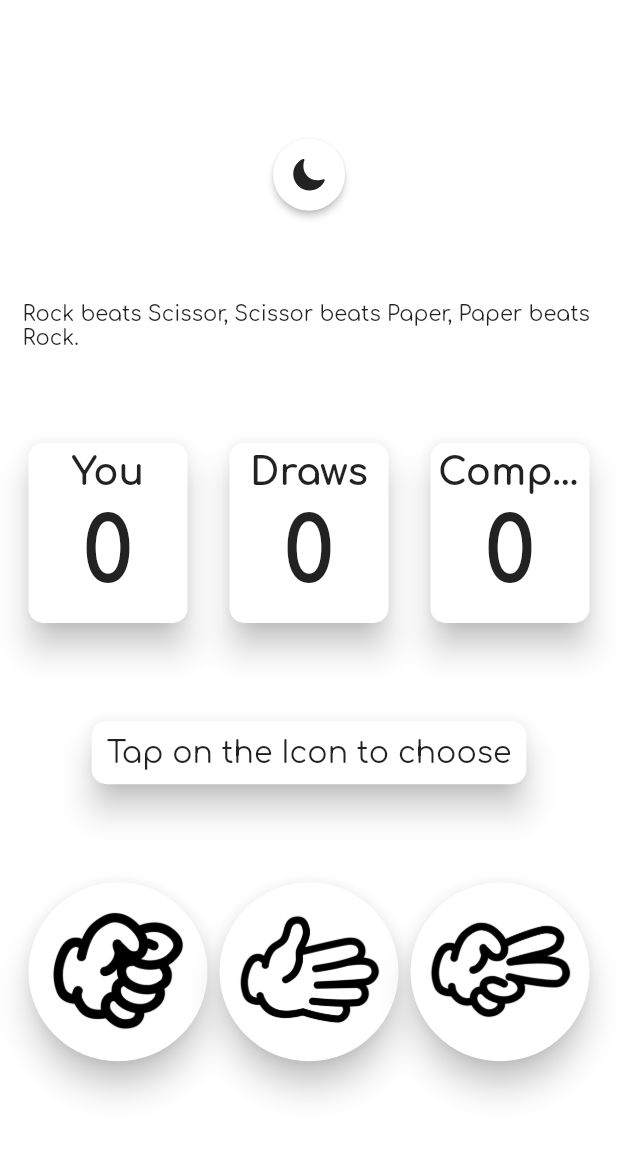
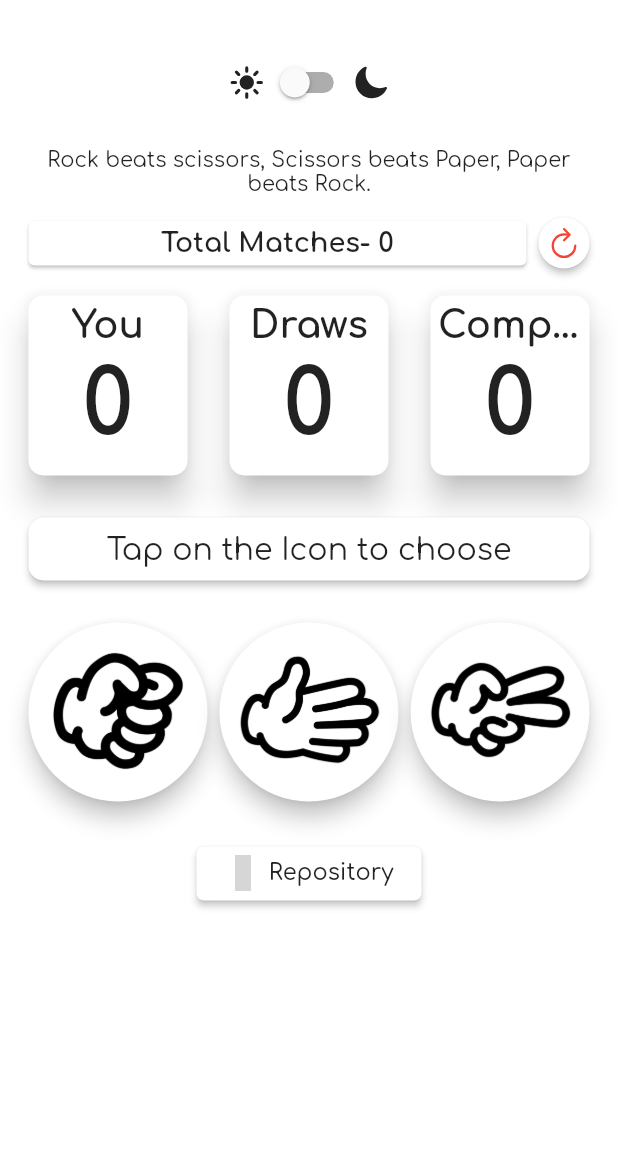
Before and after one commit to av153k/flutter_web_test, a Flutter app: the screen it shows after launch, on a phone screen of 412 x 824 dp, the part 60-1221 px from its top. Run offline on Flutter 3.47's test engine with Material 2 defaults, Android fonts, the light colour scheme and no system bars; drawn by our look-alikes of auto_size_text; our stand-ins replace flutter_icons; missing offline and left inert: dart:js; grey boxes are pictures that could not be loaded.

Commit message:
Added some extra features

```diff
--- a/lib/pages/home_page.dart
+++ b/lib/pages/home_page.dart
@@ -1,5 +1,8 @@
 import 'dart:math';
+import 'dart:js' as js;
 
+import 'package:auto_size_text/auto_size_text.dart';
+import 'package:flutter/cupertino.dart';
 import 'package:flutter/material.dart';
 import 'package:flutter/rendering.dart';
 import 'package:flutter_icons/flutter_icons.dart';
@@ -27,13 +30,27 @@ class MyHomePage extends StatefulWidget {
 class _MyHomePageState extends State<MyHomePage> {
   final GlobalKey<ScaffoldState> _scaffoldKey = new GlobalKey<ScaffoldState>();
 
-  var computerChoices = ["rock", "paper", "scissor"];
+  var computerChoices = ["rock", "paper", "scissors"];
   final _random = Random();
+
+  var players = {
+    "0": " Computer Wins !",
+    "1": "You Win !",
+    "2": "It's a draw."
+  };
+
+  var colors = {
+    -1: Colors.transparent,
+    0: Colors.red,
+    1: Colors.green,
+    2: Colors.blue
+  };
 
   int userScore = 0;
   int computerScore = 0;
   int draws = 0;
   String computerMove = "";
+  int res = -1;
 
   @override
   Widget build(BuildContext context) {
@@ -48,57 +65,147 @@ class _MyHomePageState extends State<MyHomePage> {
       ),
       body: Container(
         padding: EdgeInsets.all(15),
-        child: Center(
-          child: Column(
-            mainAxisAlignment: MainAxisAlignment.spaceEvenly,
+        child: ListView(
+          shrinkWrap: true,
           children: <Widget>[
-              Card(
-                elevation: 2,
-                shape: CircleBorder(),
-                child: IconButton(
-                  icon: ThemeSwitcher.of(context).isDarkModeOn
-                      ? Icon(Ionicons.ios_sunny)
-                      : Icon(Ionicons.ios_moon),
-                  onPressed: () => ThemeSwitcher.of(context).switchDarkMode(),
-                  tooltip: ThemeSwitcher.of(context).isDarkModeOn
-                      ? "Light Mode"
-                      : "Dark Mode",
+            Row(
+              mainAxisAlignment: MainAxisAlignment.center,
+              children: [
+                Icon(Ionicons.ios_sunny),
+                Switch(
+                  activeColor: Color(0xff393e46),
+                  activeTrackColor: Colors.grey,
+                  value: ThemeSwitcher.of(context).isDarkModeOn,
+                  onChanged: (value) =>
+                      ThemeSwitcher.of(context).switchDarkMode(value),
                 ),
+                Icon(Ionicons.ios_moon),
+              ],
+            ),
+            SizedBox(
+              height: 20,
             ),
             Container(
+              alignment: Alignment.center,
               decoration: BoxDecoration(
                 borderRadius: BorderRadius.circular(10),
               ),
               child: Text(
-                    "Rock beats Scissor, Scissor beats Paper, Paper beats Rock."),
+                "Rock beats scissors, Scissors beats Paper, Paper beats Rock.",
+                textAlign: TextAlign.center,
               ),
-              Container(
+            ),
+            SizedBox(
+              height: 10,
+            ),
+            Align(
+              alignment: Alignment.center,
+              child: Container(
+                width: 500,
+                child: Row(
+                  mainAxisAlignment: MainAxisAlignment.center,
+                  children: [
+                    Expanded(
+                      child: Card(
+                        child: Container(
+                          padding: EdgeInsets.all(5),
+                          child: Row(
+                            mainAxisAlignment: MainAxisAlignment.center,
+                            children: [
+                              AutoSizeText(
+                                "Total Matches- ${(userScore + computerScore + draws)}",
+                                style: TextStyle(
+                                  fontWeight: FontWeight.w700,
+                                ),
+                                softWrap: true,
+                                maxFontSize: 25,
+                                minFontSize: 18,
+                                wrapWords: true,
+                              ),
+                            ],
+                          ),
+                        ),
+                      ),
+                    ),
+                    Card(
+                      elevation: 2,
+                      shape: CircleBorder(),
+                      color: ThemeSwitcher.of(context).isDarkModeOn
+                          ? Color(0xff393e46)
+                          : Colors.white,
+                      child: InkWell(
+                        child: Container(
+                          padding: EdgeInsets.all(5),
+                          child: Icon(
+                            Ionicons.ios_refresh,
+                            color: Colors.red,
+                          ),
+                        ),
+                        onTap: () {
+                          setState(() {
+                            userScore = 0;
+                            computerScore = 0;
+                            draws = 0;
+                            computerMove = "";
+                            res = -1;
+                          });
+                        },
+                      ),
+                    ),
+                  ],
+                ),
+              ),
+            ),
+            SizedBox(
+              height: 10,
+            ),
+            Align(
+              widthFactor: 2,
+              child: Container(
                 width: 600,
                 child: getCounter(userScore, computerScore, draws),
               ),
-              Card(
+            ),
+            SizedBox(
+              height: 20,
+            ),
+            Align(
+              alignment: Alignment.center,
+              child: Container(
+                width: 600,
+                child: Card(
                   shape: RoundedRectangleBorder(
                     borderRadius: BorderRadius.circular(10),
+                    side: BorderSide(color: colors[res], width: 2),
                   ),
-                elevation: 9,
+                  elevation: 2,
                   child: Container(
+                    alignment: Alignment.center,
+                    width: 300,
                     padding: EdgeInsets.all(10),
                     child: Text(
-                    computerMove == ""
+                      computerMove == "" || res == -1
                           ? "Tap on the Icon to choose"
-                        : "Computer drew $computerMove",
+                          : "Computer drew $computerMove. ${players[res.toString()]}",
                       style: TextStyle(fontSize: 20),
                     ),
                   ),
                 ),
-              Container(
-                width: 800,
+              ),
+            ),
+            SizedBox(
+              height: 20,
+            ),
+            Align(
+              heightFactor: 1,
+              child: Container(
+                width: 600,
                 child: Row(
                   children: <Widget>[
                     Expanded(
                       child: Card(
                         shape: CircleBorder(),
-                        elevation: 9,
+                        elevation: 6,
                         child: InkWell(
                           child: getImageIcons(
                             "assets/images/rock.png",
@@ -108,10 +215,8 @@ class _MyHomePageState extends State<MyHomePage> {
                           onTap: () {
                             computerMove = computerChoices[
                                 _random.nextInt(computerChoices.length)];
-                            int res = getWinner("rock", computerMove);
+                            res = getWinner("rock", computerMove);
                             stateChange(res);
-                            _scaffoldKey.currentState
-                                .showSnackBar(getSnackBar(getResults(res)));
                           },
                         ),
                       ),
@@ -119,7 +224,7 @@ class _MyHomePageState extends State<MyHomePage> {
                     Expanded(
                       child: Card(
                         shape: CircleBorder(),
-                        elevation: 9,
+                        elevation: 6,
                         child: InkWell(
                           child: getImageIcons(
                             "assets/images/paper.png",
@@ -129,10 +234,8 @@ class _MyHomePageState extends State<MyHomePage> {
                           onTap: () {
                             computerMove = computerChoices[
                                 _random.nextInt(computerChoices.length)];
-                            int res = getWinner("paper", computerMove);
+                            res = getWinner("paper", computerMove);
                             stateChange(res);
-                            _scaffoldKey.currentState
-                                .showSnackBar(getSnackBar(getResults(res)));
                           },
                         ),
                       ),
@@ -140,7 +243,7 @@ class _MyHomePageState extends State<MyHomePage> {
                     Expanded(
                       child: Card(
                         shape: CircleBorder(),
-                        elevation: 9,
+                        elevation: 6,
                         child: InkWell(
                           child: getImageIcons(
                             "assets/images/scissor.png",
@@ -150,11 +253,8 @@ class _MyHomePageState extends State<MyHomePage> {
                           onTap: () {
                             computerMove = computerChoices[
                                 _random.nextInt(computerChoices.length)];
-                            int res = getWinner("scissor", computerMove);
+                            res = getWinner("scissors", computerMove);
                             stateChange(res);
-                            _scaffoldKey.currentState.showSnackBar(
-                              getSnackBar(getResults(res)),
-                            );
                           },
                         ),
                       ),
@@ -162,8 +262,43 @@ class _MyHomePageState extends State<MyHomePage> {
                   ],
                 ),
               ),
+            ),
+            SizedBox(
+              height: 10,
+            ),
+            SizedBox(
+              height: 10,
+            ),
+            Align(
+              child: Container(
+                width: 150,
+                child: RaisedButton(
+                  elevation: 2,
+                  shape: RoundedRectangleBorder(
+                    borderRadius: BorderRadius.circular(5),
+                  ),
+                  color: ThemeSwitcher.of(context).isDarkModeOn
+                      ? Colors.black
+                      : Colors.white,
+                  child: Row(
+                    mainAxisAlignment: MainAxisAlignment.spaceAround,
+                    children: [
+                      Icon(Octicons.mark_github),
+                      Text(
+                        "Repository",
+                        style: TextStyle(
+                            fontSize: 15, fontWeight: FontWeight.w500),
+                      ),
                     ],
                   ),
+                  onPressed: () {
+                    js.context.callMethod("open",
+                        ["https://github.com/av153k/rock-paper-scissor"]);
+                  },
+                ),
+              ),
+            ),
+          ],
         ),
       ),
     );
@@ -171,11 +306,11 @@ class _MyHomePageState extends State<MyHomePage> {
 
   int getWinner(String userChoice, String computerChoice) {
     if ((userChoice == "rock" && computerChoice == "paper") ||
-        (userChoice == "paper" && computerChoice == "scissor") ||
-        (userChoice == "scissor" && computerChoice == "rock")) {
+        (userChoice == "paper" && computerChoice == "scissors") ||
+        (userChoice == "scissors" && computerChoice == "rock")) {
       return 0;
-    } else if ((userChoice == "rock" && computerChoice == "scissor") ||
-        (userChoice == "scissor" && computerChoice == "paper") ||
+    } else if ((userChoice == "rock" && computerChoice == "scissors") ||
+        (userChoice == "scissors" && computerChoice == "paper") ||
         (userChoice == "paper" && computerChoice == "rock")) {
       return 1;
     } else {
@@ -208,19 +343,4 @@ class _MyHomePageState extends State<MyHomePage> {
       }
     });
   }
-
-  Widget getSnackBar(Widget text) {
-    return SnackBar(
-      content: text,
-      elevation: 16,
-      shape: RoundedRectangleBorder(
-        borderRadius: BorderRadius.circular(10),
-      ),
-      behavior: SnackBarBehavior.floating,
-      duration: Duration(milliseconds: 300),
-      backgroundColor: ThemeSwitcher.of(context).isDarkModeOn
-          ? Colors.white
-          : Color(0xff393e46),
-    );
 }
-}
--- a/lib/theme_data/theme_switcher_inherited.dart
+++ b/lib/theme_data/theme_switcher_inherited.dart
@@ -36,9 +36,9 @@ class ThemeSwitcherWidget extends StatefulWidget {
 class _ThemeSwitcherWidgetState extends State<ThemeSwitcherWidget> {
   bool isDarkModeOn;
 
-  void switchDarkMode() {
+  void switchDarkMode(bool isDarkMode) {
     setState(() {
-      isDarkModeOn = !isDarkModeOn;
+      isDarkModeOn = isDarkMode;
     });
   }
 
--- a/pubspec.yaml
+++ b/pubspec.yaml
@@ -28,6 +28,7 @@ dependencies:
   # Use with the CupertinoIcons class for iOS style icons.
   cupertino_icons: ^0.1.3
   flutter_icons: ^1.1.0
+  auto_size_text: ^2.1.0
 
 dev_dependencies:
   flutter_test:
```
Also changed, not shown: pubspec.lock. Lines whose indentation alone changed are shown as unchanged.
